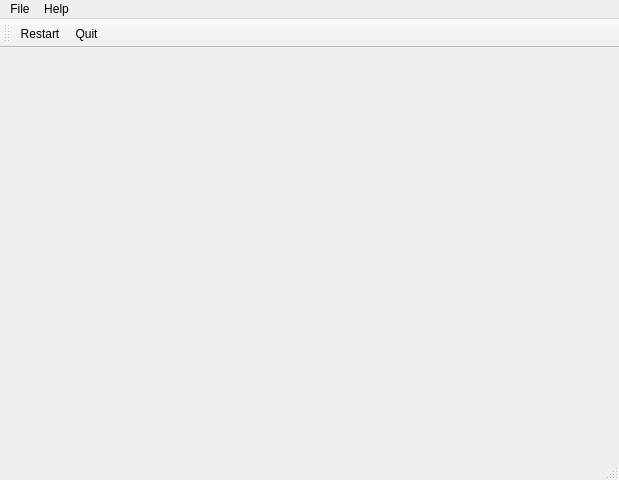
Above: qredis/ui/RedisWindow.ui from tiagocoutinho/qredis before the change. Below: the same form after it.
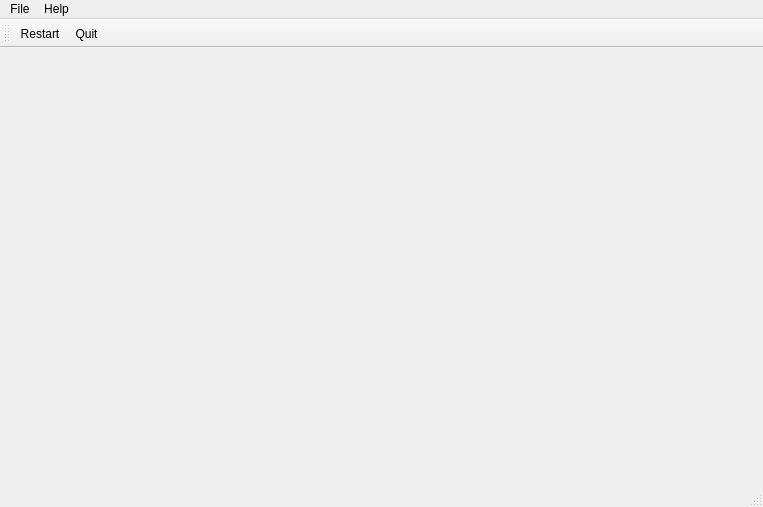
That is the form after the change. Icons and pictures are not drawn.

The edit to the form file:
```diff
--- a/qredis/ui/RedisWindow.ui
+++ b/qredis/ui/RedisWindow.ui
@@ -6,8 +6,8 @@
    <rect>
     <x>0</x>
     <y>0</y>
-    <width>619</width>
-    <height>480</height>
+    <width>763</width>
+    <height>507</height>
    </rect>
   </property>
   <property name="windowTitle">
@@ -42,7 +42,7 @@
     <rect>
      <x>0</x>
      <y>0</y>
-     <width>619</width>
+     <width>763</width>
      <height>25</height>
     </rect>
    </property>
```
